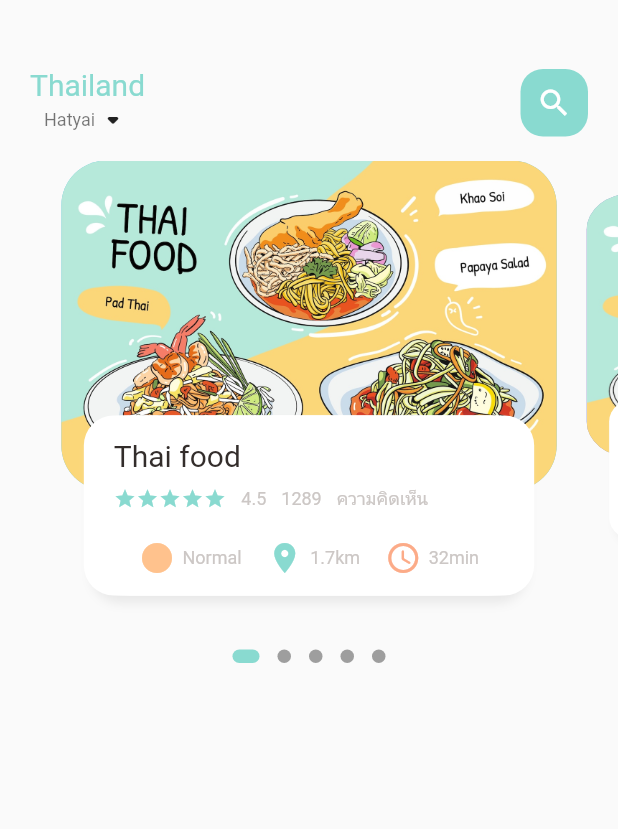
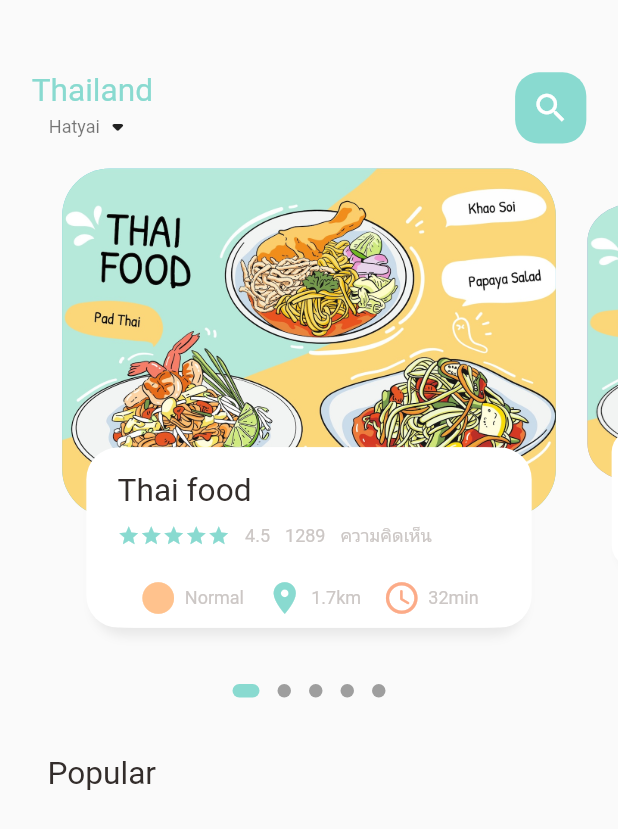
Before and after one commit to 624235049/ecommerce_app, a Flutter app: the screen it shows after launch, on a phone screen of 412 x 824 dp. Shown: the top 829 px of the screen. Run offline on Flutter 3.47's test engine with Material 2 defaults, Android fonts, the phone set to English and light mode, and no system bars; drawn by our look-alikes of dots_indicator; our stand-ins replace get.

Commit message:
responsive Dimensions

```diff
--- a/lib/main.dart
+++ b/lib/main.dart
@@ -1,5 +1,6 @@
 import 'package:ecommerce_app/src/pages/main_food_pages.dart';
 import 'package:flutter/material.dart';
+import 'package:get/get.dart';
 
 void main() {
   runApp(const MyApp());
@@ -11,7 +12,7 @@ class MyApp extends StatelessWidget {
   // This widget is the root of your application.
   @override
   Widget build(BuildContext context) {
-    return MaterialApp(
+    return GetMaterialApp(
       title: 'ECOMMERCE APP',
       theme: ThemeData(
         primarySwatch: Colors.blue,
--- a/lib/src/pages/food_page_body.dart
+++ b/lib/src/pages/food_page_body.dart
@@ -1,5 +1,7 @@
 import 'package:dots_indicator/dots_indicator.dart';
-import 'package:ecommerce_app/src/themes/theme.dart';
+import 'package:ecommerce_app/src/utils/dimensions.dart';
+import 'package:ecommerce_app/src/utils/theme.dart';
+
 import 'package:ecommerce_app/src/widgets/big_text.dart';
 import 'package:ecommerce_app/src/widgets/icon_and_text_widget.dart';
 import 'package:ecommerce_app/src/widgets/small_text.dart';
@@ -16,9 +18,10 @@ class FoodPageBody extends StatefulWidget {
 
 class _FoodPageBodyState extends State<FoodPageBody> {
   PageController pageController = PageController(viewportFraction: 0.85);
+
   var _currPagevalue = 0.0;
   double _scaleFactor = 0.8;
-  double _height = 220;
+  double _height = Dimensions.pageViewContainer;
 
   @override
   void initState() {
@@ -40,9 +43,10 @@ class _FoodPageBodyState extends State<FoodPageBody> {
   Widget build(BuildContext context) {
     return Column(
       children: [
+        //slider section
         Container(
           // color: Colors.redAccent,
-          height: 320,
+          height: Dimensions.pageView,
           child: PageView.builder(
               controller: pageController,
               itemCount:
@@ -51,6 +55,8 @@ class _FoodPageBodyState extends State<FoodPageBody> {
                 return _buildPageItem(position);
               }),
         ),
+
+        //dots
         new DotsIndicator(
           dotsCount: 5,
           position: _currPagevalue,
@@ -61,7 +67,19 @@ class _FoodPageBodyState extends State<FoodPageBody> {
             activeShape: RoundedRectangleBorder(
                 borderRadius: BorderRadius.circular(5.0)),
           ),
-        )
+        ),
+        // Popular text
+        SizedBox(
+          height: Dimensions.height30,
+        ),
+        Container(
+          margin: EdgeInsets.only(
+            left: Dimensions.width30,
+          ),
+          child: Row(
+            children: [BigText(text: "Popular")],
+          ),
+        ),
       ],
     );
   }
@@ -98,10 +116,11 @@ class _FoodPageBodyState extends State<FoodPageBody> {
       child: Stack(
         children: [
           Container(
-            height: 220,
-            margin: EdgeInsets.only(left: 10, right: 10),
+            height: Dimensions.pageViewContainer,
+            margin: EdgeInsets.only(
+                left: Dimensions.width10, right: Dimensions.width10),
             decoration: BoxDecoration(
-              borderRadius: BorderRadius.circular(30),
+              borderRadius: BorderRadius.circular(Dimensions.radius30),
               color: index.isEven ? Color(0xFF69c5df) : Color(0xFF9294cc),
               image: DecorationImage(
                 fit: BoxFit.cover,
@@ -113,9 +132,12 @@ class _FoodPageBodyState extends State<FoodPageBody> {
             alignment: Alignment.bottomCenter,
             child: Container(
               height: 120,
-              margin: EdgeInsets.only(left: 30, right: 30, bottom: 30),
+              margin: EdgeInsets.only(
+                  left: Dimensions.width30,
+                  right: Dimensions.width30,
+                  bottom: Dimensions.height30),
               decoration: BoxDecoration(
-                  borderRadius: BorderRadius.circular(20),
+                  borderRadius: BorderRadius.circular(Dimensions.radius20),
                   color: Colors.white,
                   boxShadow: [
                     BoxShadow(
@@ -133,13 +155,16 @@ class _FoodPageBodyState extends State<FoodPageBody> {
                     ),
                   ]),
               child: Container(
-                padding: EdgeInsets.only(top: 15, left: 15, right: 15),
+                padding: EdgeInsets.only(
+                    top: Dimensions.height15,
+                    left: Dimensions.width15,
+                    right: Dimensions.width15),
                 child: Column(
                   crossAxisAlignment: CrossAxisAlignment.start,
                   children: [
                     BigText(text: "Thai food"),
                     SizedBox(
-                      height: 10,
+                      height: Dimensions.height10,
                     ),
 
                     //ส่วนของ rate Star Food
@@ -172,7 +197,7 @@ class _FoodPageBodyState extends State<FoodPageBody> {
                       ],
                     ),
                     SizedBox(
-                      height: 20,
+                      height: Dimensions.height20,
                     ),
 
                     // ส่วนของ Icon สถานะ Location Icon และระยะห่างเวลากิโลเมตร
--- a/lib/src/pages/main_food_pages.dart
+++ b/lib/src/pages/main_food_pages.dart
@@ -1,5 +1,7 @@
 import 'package:ecommerce_app/src/pages/food_page_body.dart';
-import 'package:ecommerce_app/src/themes/theme.dart';
+import 'package:ecommerce_app/src/utils/dimensions.dart';
+import 'package:ecommerce_app/src/utils/theme.dart';
+
 import 'package:ecommerce_app/src/widgets/big_text.dart';
 import 'package:ecommerce_app/src/widgets/small_text.dart';
 import 'package:flutter/material.dart';
@@ -13,6 +15,7 @@ class MainFoodPage extends StatefulWidget {
 class _MainFoodPageState extends State<MainFoodPage> {
   @override
   Widget build(BuildContext context) {
+    print("current height is " + MediaQuery.of(context).size.height.toString());
     return Scaffold(
       body: Column(
         children: [
@@ -26,8 +29,10 @@ class _MainFoodPageState extends State<MainFoodPage> {
   Widget _buildhead() {
     return Container(
       child: Container(
-        margin: EdgeInsets.only(top: 45, bottom: 15),
-        padding: EdgeInsets.only(left: 20, right: 20),
+        margin: EdgeInsets.only(
+            top: Dimensions.height45, bottom: Dimensions.height15),
+        padding: EdgeInsets.only(
+            left: Dimensions.width20, right: Dimensions.width20),
         child: Row(
           mainAxisAlignment: MainAxisAlignment.spaceBetween,
           children: [
@@ -52,14 +57,15 @@ class _MainFoodPageState extends State<MainFoodPage> {
             ),
             Center(
               child: Container(
-                width: 45,
-                height: 45,
+                width: Dimensions.height45,
+                height: Dimensions.height45,
                 child: Icon(
                   Icons.search,
                   color: Colors.white,
+                  size: Dimensions.iconSize24,
                 ),
                 decoration: BoxDecoration(
-                    borderRadius: BorderRadius.circular(15),
+                    borderRadius: BorderRadius.circular(Dimensions.radius15),
                     color: AppTheme.mainColor),
               ),
             ),
--- /dev/null
+++ b/lib/src/utils/dimensions.dart
@@ -0,0 +1,35 @@
+import 'package:get/get.dart';
+
+// Responsive
+class Dimensions {
+  static double screenHeight = Get.context!.height;
+  static double screenWidth = Get.context!.width;
+  static double pageView = screenHeight / 2.44;
+  static double pageViewContainer = screenHeight / 3.55;
+  static double pageViewTextContainer = screenHeight / 7.03;
+  //screen height == 781 / มาหารกับ ขนาด กว้าง สูง
+
+  //dynamic height padding and margin
+  static double height10 = screenHeight / 78.1;
+  static double height15 = screenHeight / 52.06;
+  static double height20 = screenHeight / 39.05;
+  static double height30 = screenHeight / 26.03;
+  static double height45 = screenHeight / 17.35;
+
+  //dynamic width padding and margin
+  static double width10 = screenHeight / 78.1;
+  static double width15 = screenHeight / 52.06;
+  static double width20 = screenHeight / 39.05;
+  static double width30 = screenHeight / 26.03;
+
+  static double font20 = screenHeight / 39.05;
+
+  //dynamic redius
+  static double radius20 = screenHeight / 39.05;
+  static double radius15 = screenHeight / 52.06;
+  static double radius30 = screenHeight / 26.03;
+
+  //icon Size
+
+  static double iconSize24 = screenHeight / 32.54;
+}
--- a/lib/src/widgets/big_text.dart
+++ b/lib/src/widgets/big_text.dart
@@ -1,3 +1,4 @@
+import 'package:ecommerce_app/src/utils/dimensions.dart';
 import 'package:flutter/material.dart';
 
 class BigText extends StatelessWidget {
@@ -12,7 +13,7 @@ class BigText extends StatelessWidget {
       {Key? key,
       this.color = const Color(0xFF332d2b),
       required this.text,
-      this.size = 20,
+      this.size = 0,
       this.overflow = TextOverflow.ellipsis})
       : super(key: key);
 
@@ -26,7 +27,7 @@ class BigText extends StatelessWidget {
         color: color,
         fontWeight: FontWeight.w400,
         fontFamily: 'Roboto',
-        fontSize: size,
+        fontSize: size==0?Dimensions.font20:size,
       ),
     );
   }
--- a/lib/src/widgets/icon_and_text_widget.dart
+++ b/lib/src/widgets/icon_and_text_widget.dart
@@ -1,3 +1,4 @@
+import 'package:ecommerce_app/src/utils/dimensions.dart';
 import 'package:ecommerce_app/src/widgets/small_text.dart';
 import 'package:flutter/material.dart';
 
@@ -19,6 +20,7 @@ class IconAndTextWidget extends StatelessWidget {
         Icon(
           icon,
           color: iconColor,
+          size: Dimensions.iconSize24,
         ),
         SizedBox(
           width: 5,
--- a/pubspec.yaml
+++ b/pubspec.yaml
@@ -29,12 +29,15 @@ environment:
 dependencies:
   flutter:
     sdk: flutter
+  get: ^4.1.4
+  dots_indicator: ^2.0.0
 
 
   # The following adds the Cupertino Icons font to your application.
   # Use with the CupertinoIcons class for iOS style icons.
   cupertino_icons: ^1.0.2
-  dots_indicator: ^2.0.0
+
+
 
 dev_dependencies:
   flutter_test:
```
Also changed, not shown: lib/src/utils/theme.dart (renamed from lib/src/themes/theme.dart), pubspec.lock.
